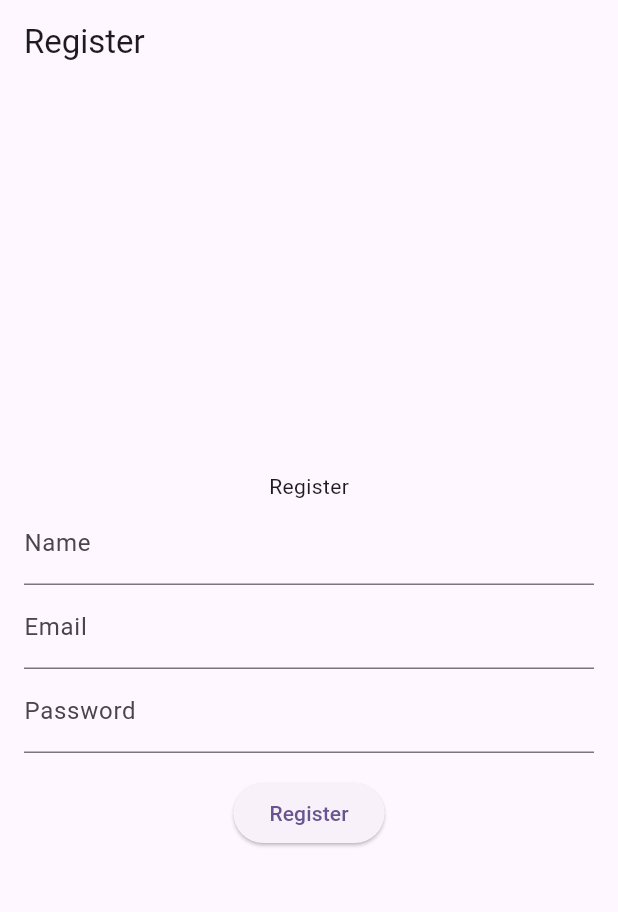
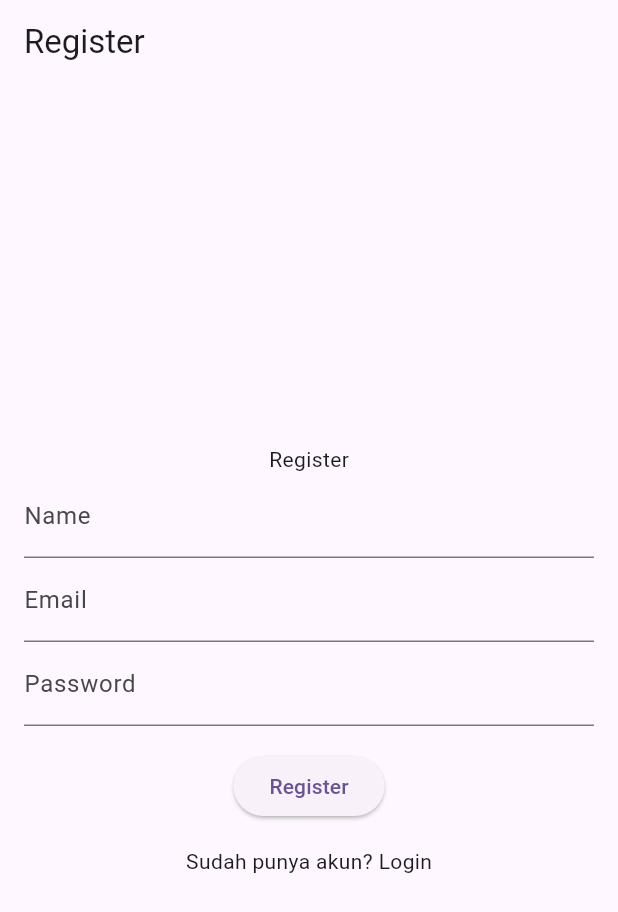
Before and after one commit to fanolans/flutter_ecatalog, a Flutter app: the screen it shows after launch, on a phone screen of 412 x 824 dp. Shown: the top 912 px of the screen. Run offline on Flutter 3.47's test engine with Material 2 defaults, Android fonts, the phone set to English and light mode, and no system bars; our stand-ins replace dartz, flutter_bloc.

Commit message:
refactor code and add widgets

```diff
--- a/lib/bloc/register/register_bloc.dart
+++ b/lib/bloc/register/register_bloc.dart
@@ -22,7 +22,7 @@ class RegisterBloc extends Bloc<RegisterEvent, RegisterState> {
             emit(RegisterError(message: error));
           },
           (data) {
-            emit(RegisteLoaded(model: data));
+            emit(RegisterLoaded(model: data));
           },
         );
       },
--- a/lib/bloc/register/register_state.dart
+++ b/lib/bloc/register/register_state.dart
@@ -6,9 +6,9 @@ class RegisterInitial extends RegisterState {}
 
 class RegisterLoading extends RegisterState {}
 
-class RegisteLoaded extends RegisterState {
+class RegisterLoaded extends RegisterState {
   final RegisterResponseModel model;
-  RegisteLoaded({
+  RegisterLoaded({
     required this.model,
   });
 }
--- a/lib/presentation/register_page.dart
+++ b/lib/presentation/register_page.dart
@@ -94,7 +94,7 @@ class _RegisterPageState extends State<RegisterPage> {
                     ),
                   );
                 }
-                if (state is RegisteLoaded) {
+                if (state is RegisterLoaded) {
                   ScaffoldMessenger.of(context).showSnackBar(
                     SnackBar(
                       content: Text(
@@ -102,17 +102,21 @@ class _RegisterPageState extends State<RegisterPage> {
                       backgroundColor: Colors.green,
                     ),
                   );
-                  Navigator.push(
-                    context,
-                    MaterialPageRoute(
-                      builder: (context) {
-                        return const LoginPage();
-                      },
-                    ),
-                  );
+                  Navigator.push(context, MaterialPageRoute(builder: (context) {
+                    return const LoginPage();
+                  }));
                 }
               },
             ),
+            const SizedBox(height: 16),
+            InkWell(
+              child: const Text('Sudah punya akun? Login'),
+              onTap: () {
+                Navigator.push(context, MaterialPageRoute(builder: (_) {
+                  return const LoginPage();
+                }));
+              },
+            )
           ],
         ),
       ),
```
